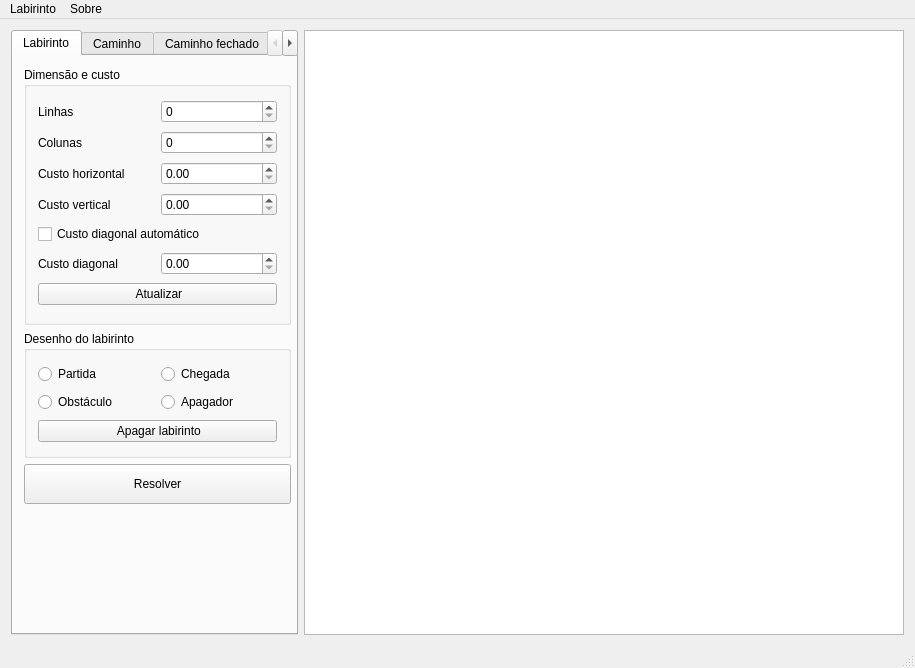
The window that src/mainwindow.ui (carvalhojldc/labyrinth) describes before a commit, drawn with Qt 5.
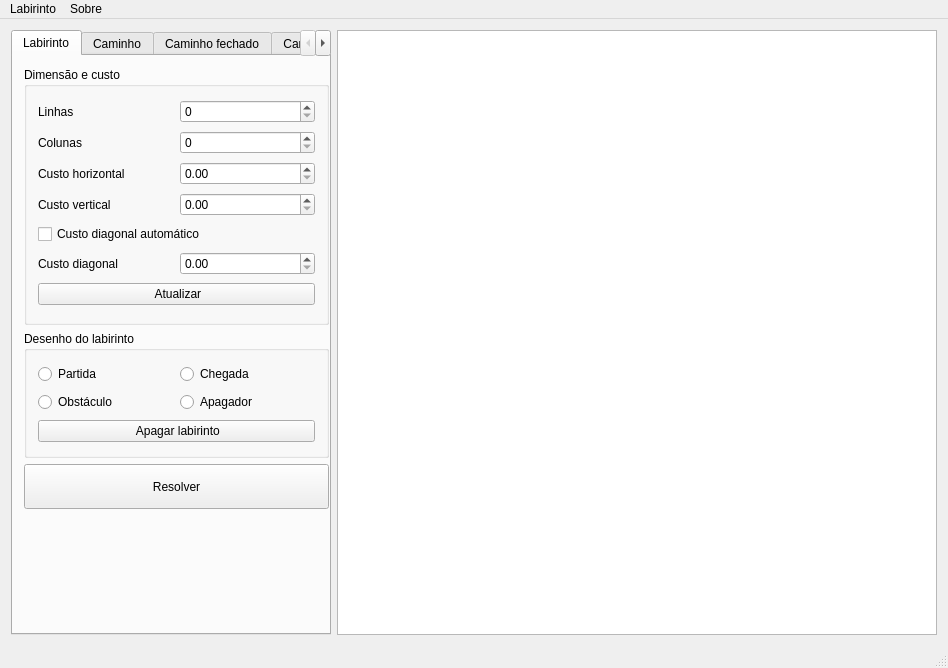
The same window after the commit. The open tabs and pages were chosen to show the change.

What changed in the file:
```diff
--- a/src/mainwindow.ui
+++ b/src/mainwindow.ui
@@ -6,7 +6,7 @@
    <rect>
     <x>0</x>
     <y>0</y>
-    <width>915</width>
+    <width>917</width>
     <height>668</height>
    </rect>
   </property>
@@ -38,7 +38,7 @@
           </property>
           <property name="minimumSize">
            <size>
-            <width>287</width>
+            <width>320</width>
             <height>137</height>
            </size>
           </property>
@@ -60,7 +60,7 @@
               </property>
               <property name="minimumSize">
                <size>
-                <width>267</width>
+                <width>305</width>
                 <height>258</height>
                </size>
               </property>
@@ -152,7 +152,7 @@
               </property>
               <property name="minimumSize">
                <size>
-                <width>267</width>
+                <width>305</width>
                 <height>127</height>
                </size>
               </property>
@@ -211,8 +211,8 @@
               </property>
               <property name="minimumSize">
                <size>
-                <width>267</width>
-                <height>40</height>
+                <width>305</width>
+                <height>45</height>
                </size>
               </property>
               <property name="text">
@@ -372,8 +372,8 @@
     <rect>
      <x>0</x>
      <y>0</y>
-     <width>915</width>
-     <height>23</height>
+     <width>917</width>
+     <height>22</height>
     </rect>
    </property>
    <widget class="QMenu" name="menuAbout">
```
Left out of the diff: 8 changed lines with no effect on the pictures.
